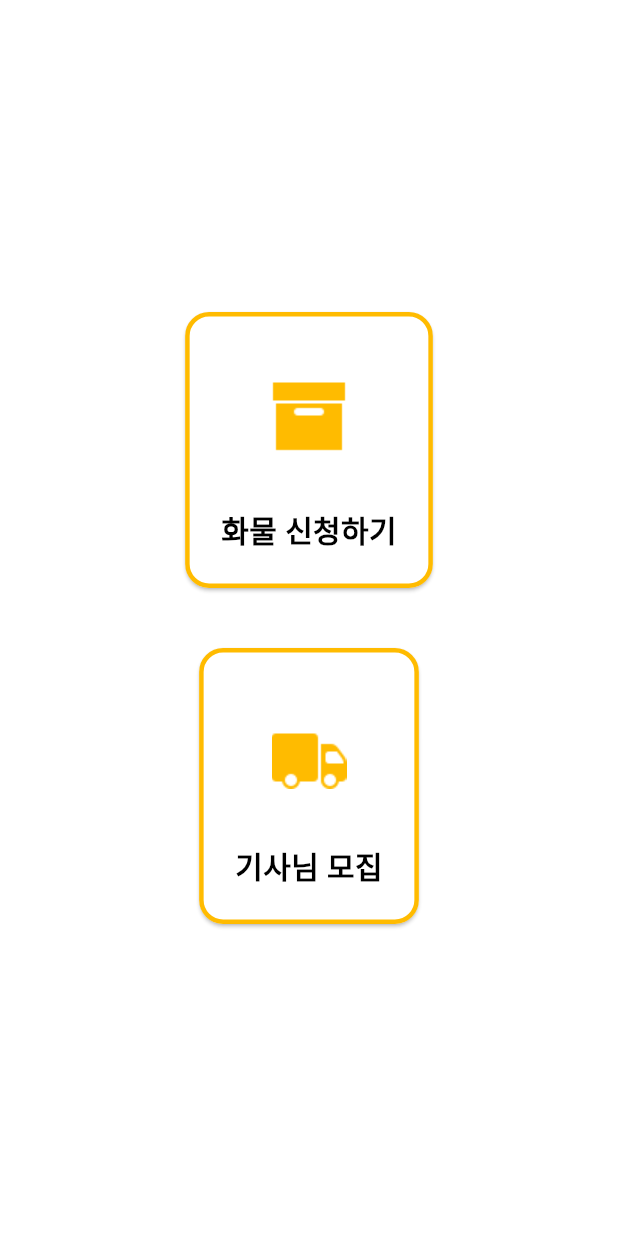
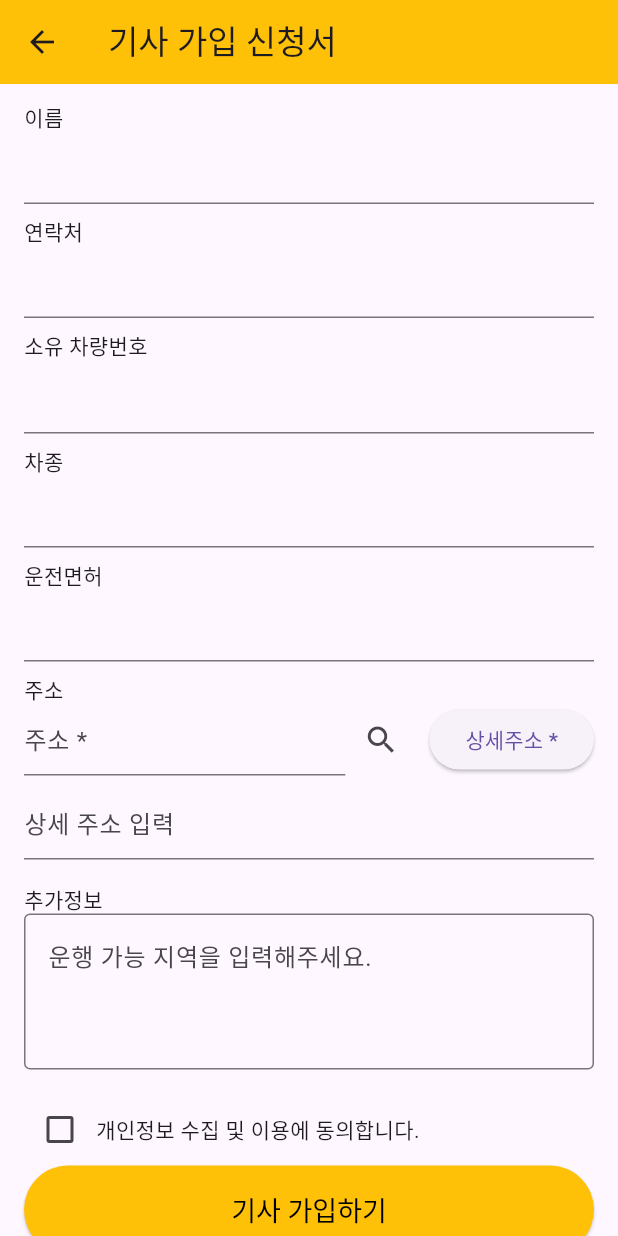
Before and after one commit to Bumjun-hub/Project_SwiftLoad, a Flutter app: the screen it shows after launch, after a tap on "기사님 모집", on a phone screen of 412 x 824 dp. Run offline on Flutter 3.47's test engine with Material 3 defaults, Android fonts, the phone set to English and light mode, and no system bars.

Commit message:
전체화면및이동로직구성

```diff
--- /dev/null
+++ b/flutter_app/lib/driver_join_page.dart
@@ -0,0 +1,173 @@
+import 'package:flutter/material.dart';
+
+class DriverJoinPage extends StatefulWidget {
+  const DriverJoinPage({super.key});
+
+  @override
+  State<DriverJoinPage> createState() => _DriverJoinPageState();
+}
+
+class _DriverJoinPageState extends State<DriverJoinPage> {
+  final _formKey = GlobalKey<FormState>();
+
+  final TextEditingController nameController = TextEditingController();
+  final TextEditingController contactController = TextEditingController();
+  final TextEditingController carNumberController = TextEditingController();
+  final TextEditingController carTypeController = TextEditingController();
+  final TextEditingController licenseController = TextEditingController();
+  final TextEditingController addressController = TextEditingController();
+  final TextEditingController detailAddressController = TextEditingController();
+  final TextEditingController additionalInfoController = TextEditingController();
+
+  bool agreePrivacy = false;
+
+  @override
+  void dispose() {
+    nameController.dispose();
+    contactController.dispose();
+    carNumberController.dispose();
+    carTypeController.dispose();
+    licenseController.dispose();
+    addressController.dispose();
+    detailAddressController.dispose();
+    additionalInfoController.dispose();
+    super.dispose();
+  }
+
+  void onSubmit() {
+    if (_formKey.currentState!.validate()) {
+      if (!agreePrivacy) {
+        ScaffoldMessenger.of(context).showSnackBar(
+          const SnackBar(content: Text('개인정보 수집 및 이용에 동의해주세요.')),
+        );
+        return;
+      }
+      // 가입 처리 로직 넣기 (API 호출 등)
+      ScaffoldMessenger.of(context).showSnackBar(
+        const SnackBar(content: Text('가입 신청이 완료되었습니다.')),
+      );
+      Navigator.pop(context); // 완료 후 이전 페이지로 이동
+    }
+  }
+
+  @override
+  Widget build(BuildContext context) {
+    return Scaffold(
+      appBar: AppBar(
+        title: const Text('기사 가입 신청서'),
+        backgroundColor: Colors.amber,
+      ),
+      body: SingleChildScrollView(
+        padding: const EdgeInsets.symmetric(horizontal: 16, vertical: 12),
+        child: Form(
+          key: _formKey,
+          child: Column(
+            crossAxisAlignment: CrossAxisAlignment.start,
+            children: [
+              const Text('이름'),
+              TextFormField(
+                controller: nameController,
+                validator: (value) => value == null || value.isEmpty ? '이름을 입력해주세요' : null,
+              ),
+              const SizedBox(height: 8),
+
+              const Text('연락처'),
+              TextFormField(
+                controller: contactController,
+                keyboardType: TextInputType.phone,
+                validator: (value) => value == null || value.isEmpty ? '연락처를 입력해주세요' : null,
+              ),
+              const SizedBox(height: 8),
+
+              const Text('소유 차량번호'),
+              TextFormField(controller: carNumberController),
+              const SizedBox(height: 8),
+
+              const Text('차종'),
+              TextFormField(controller: carTypeController),
+              const SizedBox(height: 8),
+
+              const Text('운전면허'),
+              TextFormField(controller: licenseController),
+              const SizedBox(height: 8),
+
+              const Text('주소'),
+              Row(
+                children: [
+                  Expanded(
+                    child: TextFormField(
+                      controller: addressController,
+                      decoration: const InputDecoration(hintText: '주소 *'),
+                      validator: (value) => value == null || value.isEmpty ? '주소를 입력해주세요' : null,
+                    ),
+                  ),
+                  IconButton(
+                    onPressed: () {
+                      // 주소 검색 로직
+                    },
+                    icon: const Icon(Icons.search),
+                  ),
+                  const SizedBox(width: 8),
+                  ElevatedButton(
+                    onPressed: () {
+                      // 주소록 호출 로직
+                    },
+                    child: const Text('상세주소 *'),
+                  ),
+                ],
+              ),
+              const SizedBox(height: 8),
+
+              TextFormField(
+                controller: detailAddressController,
+                decoration: const InputDecoration(hintText: '상세 주소 입력'),
+              ),
+              const SizedBox(height: 16),
+
+              const Text('추가정보'),
+              TextFormField(
+                controller: additionalInfoController,
+                maxLines: 3,
+                decoration: const InputDecoration(
+                  hintText: '운행 가능 지역을 입력해주세요.',
+                  border: OutlineInputBorder(),
+                ),
+              ),
+              const SizedBox(height: 16),
+
+              Row(
+                children: [
+                  Checkbox(
+                    value: agreePrivacy,
+                    onChanged: (value) {
+                      setState(() {
+                        agreePrivacy = value ?? false;
+                      });
+                    },
+                  ),
+                  const Expanded(
+                    child: Text('개인정보 수집 및 이용에 동의합니다.'),
+                  ),
+                ],
+              ),
+
+              SizedBox(
+                width: double.infinity,
+                child: ElevatedButton(
+                  onPressed: onSubmit,
+                  style: ElevatedButton.styleFrom(
+                    backgroundColor: Colors.amber,
+                    foregroundColor: Colors.black,
+                    padding: const EdgeInsets.symmetric(vertical: 16),
+                    textStyle: const TextStyle(fontSize: 18),
+                  ),
+                  child: const Text('기사 가입하기'),
+                ),
+              ),
+            ],
+          ),
+        ),
+      ),
+    );
+  }
+}
--- a/flutter_app/lib/select_page.dart
+++ b/flutter_app/lib/select_page.dart
@@ -1,4 +1,7 @@
 import 'package:flutter/material.dart';
+
+import 'driver_join_page.dart';
+import 'google_login_page.dart';
 
 class SelectPage extends StatelessWidget {
   const SelectPage({super.key});
@@ -17,8 +20,9 @@ class SelectPage extends StatelessWidget {
                 imagePath: 'assets/box.png',
                 title: '화물 신청하기',
                 onTap: () {
-                  ScaffoldMessenger.of(context).showSnackBar(
-                    const SnackBar(content: Text('구글 로그인이 필요합니다')),
+                  Navigator.push(
+                    context,
+                    MaterialPageRoute(builder: (context) => GoogleLoginPage()),
                   );
                 },
               ),
@@ -27,7 +31,10 @@ class SelectPage extends StatelessWidget {
                 imagePath: 'assets/truck.png',
                 title: '기사님 모집',
                 onTap: () {
-                  // TODO: 기사님 모집 이동
+                  Navigator.push(
+                    context,
+                    MaterialPageRoute(builder: (context) => const DriverJoinPage()),
+                  );
                 },
               ),
             ],
```
Also changed, not shown: flutter_app/lib/cargo_order_page.dart (added, +393 -0 lines), flutter_app/lib/google_login_page.dart (added, +42 -0 lines), flutter_app/lib/order_list_page.dart (added, +74 -0 lines).
